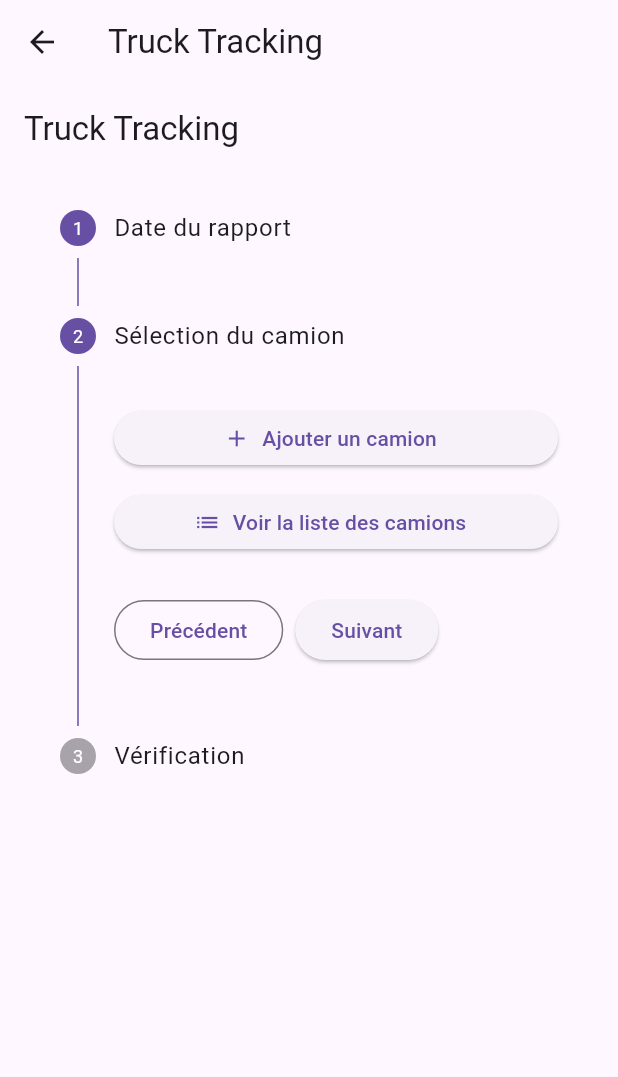
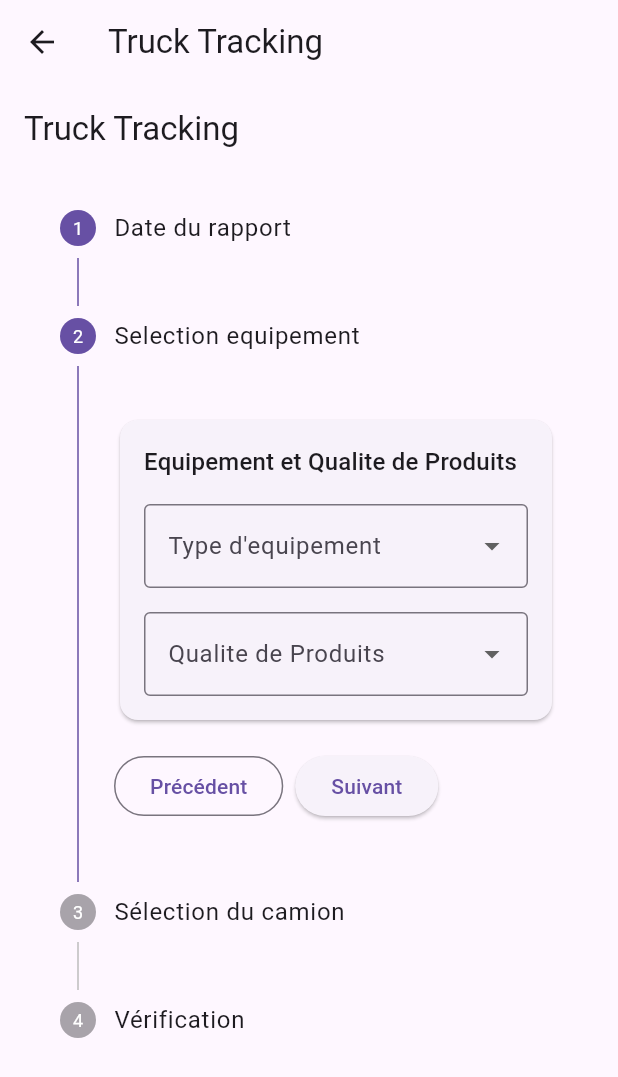
Before and after one commit to jamalabbay97/R0V0.0.1, a Flutter app: the TruckTrackingScreen screen opened directly, after a tap on "Suivant", on a phone screen of 412 x 824 dp. Shown: the top 1077 px of the screen. Run offline on Flutter 3.47's test engine with Material 3 defaults, Android fonts, the phone set to English and light mode, and no system bars; our stand-ins replace shared_preferences, sqflite; accounts and stored records are empty.

Commit message:
modifier activity page

```diff
--- a/lib/screens/truck_tracking_screen.dart
+++ b/lib/screens/truck_tracking_screen.dart
@@ -3,6 +3,25 @@ import 'package:uuid/uuid.dart';
 import 'package:r0_app/l10n/app_localizations.dart';
 import 'package:r0_app/services/database_helper.dart';
 import 'package:r0_app/models/report.dart';
+
+enum QualiteType {
+  normal,
+  oceane,
+  pb30,
+}
+
+String qualiteTypeToString(QualiteType? t) {
+  switch (t) {
+    case QualiteType.normal:
+      return "NORMAL";
+    case QualiteType.oceane:
+      return "OCEANE";
+    case QualiteType.pb30:
+      return "PB30";
+    default:
+      return "";
+  }
+}
 
 class TruckTrackingScreen extends StatefulWidget {
   final GlobalKey<FormState> formKey;
@@ -48,6 +67,8 @@ class CamionReport extends StatefulWidget {
 class CamionReportState extends State<CamionReport> {
   final Map<String, Map<String, TextEditingController>> _truckControllers = {};
   DateTime _selectedDate = DateTime.now();
+  QualiteType? _selectedQualite;
+  String? _selectedEquipment;
 
   List<Map<String, dynamic>> truckData = [
     {
@@ -623,7 +644,7 @@ class CamionReportState extends State<CamionReport> {
           Stepper(
             currentStep: _currentStep,
             onStepContinue: () {
-              if (_currentStep < 3) {
+              if (_currentStep < 4) {
                 setState(() {
                   _currentStep += 1;
                 });
@@ -637,7 +658,7 @@ class CamionReportState extends State<CamionReport> {
               }
             },
             controlsBuilder: (context, details) {
-              if (_currentStep == 2) {
+              if (_currentStep == 3) {
                 return const SizedBox.shrink();
               }
               return Padding(
@@ -653,7 +674,7 @@ class CamionReportState extends State<CamionReport> {
                       const SizedBox(width: 8),
                     ElevatedButton(
                       onPressed: details.onStepContinue,
-                      child: Text(_currentStep == 3 ? 'Terminer' : 'Suivant'),
+                      child: Text(_currentStep == 4 ? 'Terminer' : 'Suivant'),
                     ),
                   ],
                 ),
@@ -691,6 +712,82 @@ class CamionReportState extends State<CamionReport> {
                   ),
                 ),
                 isActive: _currentStep >= 0,
+              ),
+              Step(
+                title: const Text('Selection equipement'),
+                content: SingleChildScrollView(
+                  physics: const NeverScrollableScrollPhysics(),
+                  child: Column(
+                    children: [
+                      const SizedBox(height: 16),
+                      Card(
+                        child: Padding(
+                          padding: const EdgeInsets.all(16),
+                          child: Column(
+                            crossAxisAlignment: CrossAxisAlignment.start,
+                            children: [
+                              Text(
+                                'Equipement et Qualite de Produits',
+                                style: Theme.of(context).textTheme.titleMedium,
+                              ),
+                              const SizedBox(height: 16),
+                              DropdownButtonFormField<String>(
+                                value: _selectedEquipment,
+                                decoration: const InputDecoration(
+                                  labelText: 'Type d\'equipement',
+                                  border: OutlineInputBorder(),
+                                ),
+                                items: const [
+                                  DropdownMenuItem(
+                                    value: 'Chargeuse K',
+                                    child: Text('Chargeuse 992K'),
+                                  ),
+                                  DropdownMenuItem(
+                                    value: 'Chargeuse H',
+                                    child: Text('Chargeuse 994H'),
+                                  ),
+                                  DropdownMenuItem(
+                                    value: 'PelleH',
+                                    child: Text('Pelle hydraulique'),
+                                  ),
+                                  DropdownMenuItem(
+                                    value: 'PelleB1',
+                                    child: Text('Pelle electrique B1'),
+                                  ),
+                                ],
+                                onChanged: (value) {
+                                  setState(() {
+                                    _selectedEquipment = value;
+                                  });
+                                },
+                              ),
+                              const SizedBox(height: 16),
+                              DropdownButtonFormField<QualiteType>(
+                                value: _selectedQualite,
+                                decoration: const InputDecoration(
+                                  labelText: 'Qualite de Produits',
+                                  border: OutlineInputBorder(),
+                                ),
+                                items: QualiteType.values.map((type) {
+                                  return DropdownMenuItem(
+                                    value: type,
+                                    child: Text(qualiteTypeToString(type)),
+                                  );
+                                }).toList(),
+                                onChanged: (value) {
+                                  setState(() {
+                                    _selectedQualite = value;
+                                  });
+                                },
+                              ),
+                            ],
+                          ),
+                        ),
+                      ),
+                    ],
+                  ),
+                ),
+                isActive: _currentStep >= 1,
               ),
               Step(
                 title: const Text('Sélection du camion'),
@@ -804,7 +901,7 @@ class CamionReportState extends State<CamionReport> {
                     ],
                   ),
                 ),
-                isActive: _currentStep >= 1,
+                isActive: _currentStep >= 2,
               ),
               Step(
                 title: const Text('Vérification'),
@@ -838,7 +935,7 @@ class CamionReportState extends State<CamionReport> {
                     ],
                   ),
                 ),
-                isActive: _currentStep >= 2,
+                isActive: _currentStep >= 3,
               ),
             ],
           ),
```
